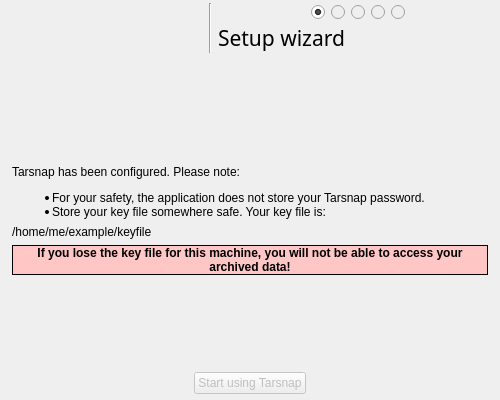
Before: the Qt Designer form forms/setupdialog.ui in Tarsnap/tarsnap-gui, drawn with Qt 5.
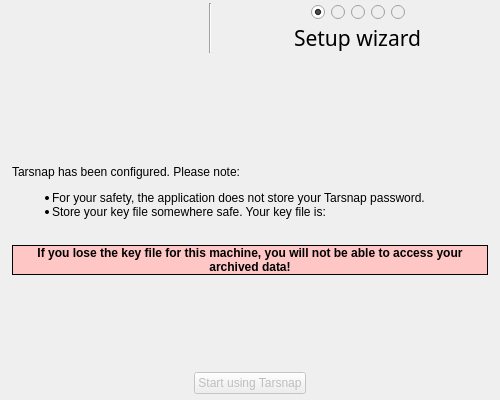
After: the same form once the commit is applied. The open tabs and pages were chosen to show the change. Icons and pictures are not drawn.

Commit message: Small adjustments for the Setup Wizard.

```diff
--- a/forms/setupdialog.ui
+++ b/forms/setupdialog.ui
@@ -198,6 +198,9 @@
        <property name="text">
         <string>Setup wizard</string>
        </property>
+       <property name="alignment">
+        <set>Qt::AlignCenter</set>
+       </property>
       </widget>
      </item>
      <item row="0" column="0" rowspan="2">
@@ -1192,7 +1195,7 @@
 }</string>
          </property>
          <property name="text">
-          <string>/home/me/example/keyfile</string>
+          <string/>
          </property>
          <property name="wordWrap">
           <bool>true</bool>
```
